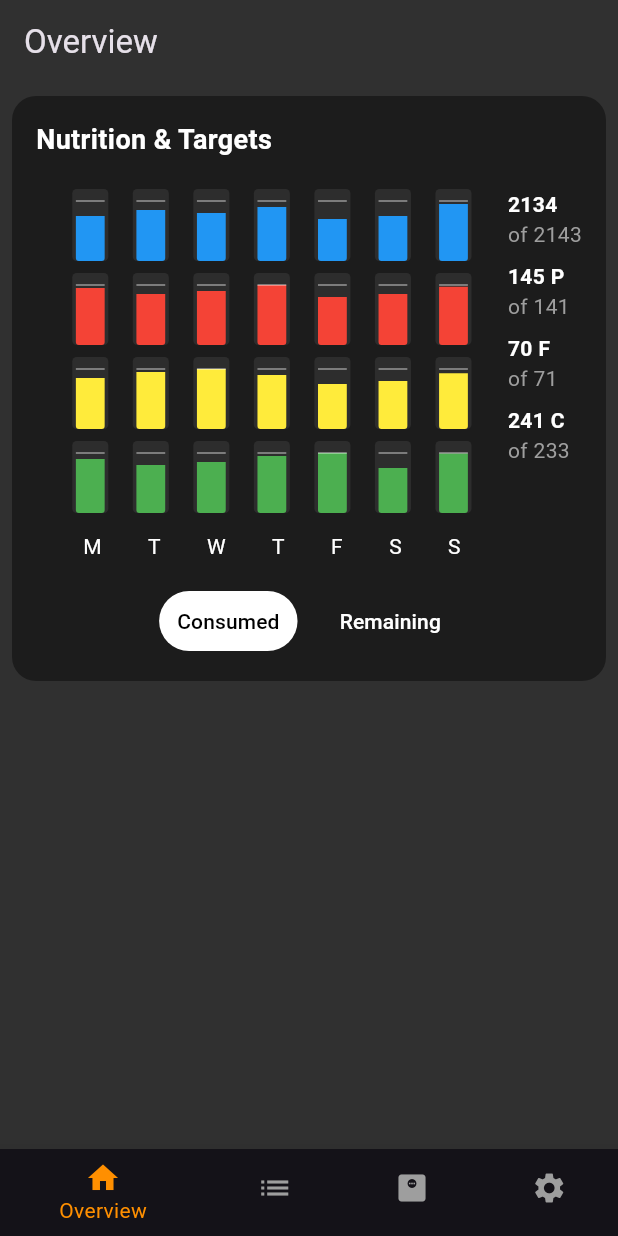
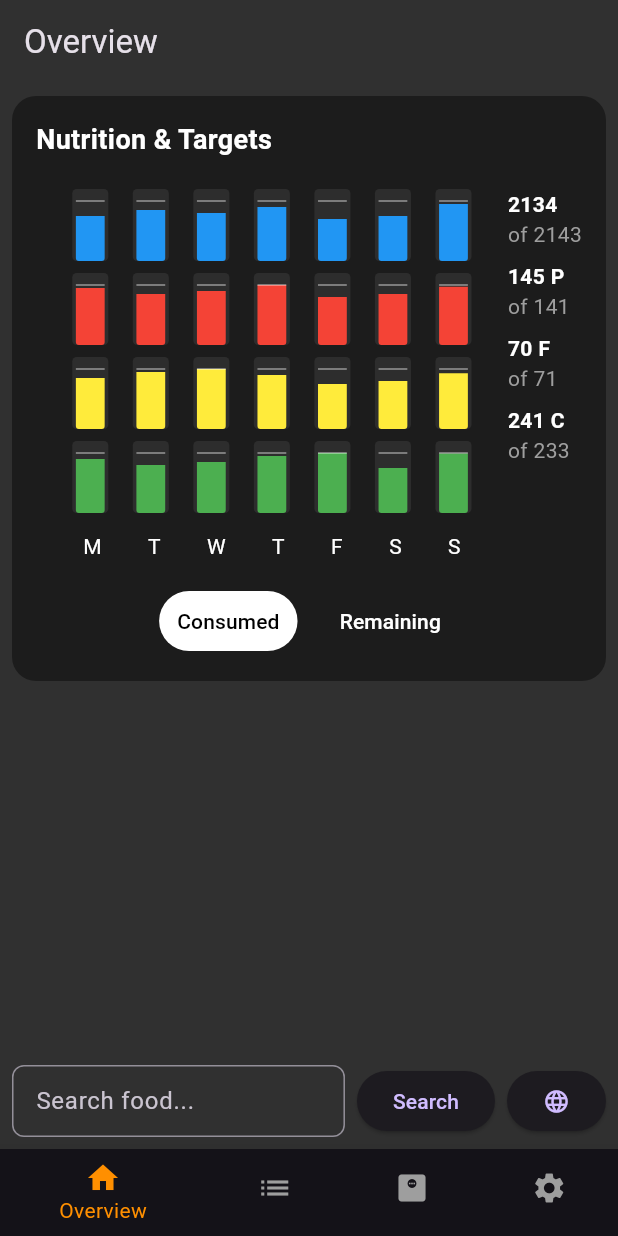
Before and after one commit to chadat23/free_cal_counter1, a Flutter app: the screen it shows after launch, on a phone screen of 412 x 824 dp. Run offline on Flutter 3.47's test engine with Material 3 defaults, Android fonts, the phone set to English and light mode, and no system bars.

Commit message:
Search bar added

```diff
--- a/lib/config/app_colors.dart
+++ b/lib/config/app_colors.dart
@@ -1,6 +1,6 @@
 import 'package:flutter/material.dart';
 
 class AppColors {
-  static const Color largeWidgetBackground = Color(0xFF1C1C1C); // A dark gray
-  static const Color smallWidgetBackground = Color(0xFF2D2D2D); // Slightly lighter than chartBackground
+  static const Color largeWidgetBackground = Color(0xFF1C1C1C);
+  static const Color smallWidgetBackground = Color(0xFF2D2D2D);
 }
--- a/lib/screens/overview_screen.dart
+++ b/lib/screens/overview_screen.dart
@@ -1,6 +1,7 @@
 import 'package:flutter/material.dart';
 import 'package:free_cal_counter1/widgets/nutrition_targets_overview_chart.dart';
 import 'package:free_cal_counter1/widgets/screen_background.dart';
+import 'package:free_cal_counter1/widgets/food_search_ribbon.dart';
 import 'package:free_cal_counter1/models/nutrition_target.dart';
 
 class OverviewScreen extends StatelessWidget {
@@ -49,12 +50,21 @@ class OverviewScreen extends StatelessWidget {
         backgroundColor: Colors.transparent,
         elevation: 0,
       ),
-      child: ListView(
+      child: Column(
         children: [
-          Padding(
-            padding: const EdgeInsets.all(8.0),
-            child: NutritionTargetsOverviewChart(nutritionData: nutritionData),
+          Expanded(
+            child: ListView(
+              children: [
+                Padding(
+                  padding: const EdgeInsets.all(8.0),
+                  child: NutritionTargetsOverviewChart(
+                    nutritionData: nutritionData,
+                  ),
+                ),
+              ],
+            ),
           ),
+          const FoodSearchRibbon(),
         ],
       ),
     );
--- a/lib/screens/weight_screen.dart
+++ b/lib/screens/weight_screen.dart
@@ -6,8 +6,6 @@ class WeightScreen extends StatelessWidget {
 
   @override
   Widget build(BuildContext context) {
-    return const ScreenBackground(
-      child: Center(child: Text('Weight Screen')),
-    );
+    return const ScreenBackground(child: Center(child: Text('Weight Screen')));
   }
 }
--- /dev/null
+++ b/lib/widgets/food_search_ribbon.dart
@@ -0,0 +1,41 @@
+import 'package:flutter/material.dart';
+
+class FoodSearchRibbon extends StatelessWidget {
+  const FoodSearchRibbon({super.key});
+
+  @override
+  Widget build(BuildContext context) {
+    return Padding(
+      padding: const EdgeInsets.all(8.0),
+      child: Row(
+        children: [
+          Expanded(
+            child: TextField(
+              decoration: InputDecoration(
+                hintText: 'Search food...',
+                border: OutlineInputBorder(
+                  borderRadius: BorderRadius.circular(8.0),
+                ),
+                contentPadding: const EdgeInsets.symmetric(horizontal: 12.0),
+              ),
+            ),
+          ),
+          const SizedBox(width: 8.0),
+          ElevatedButton(
+            onPressed: () {
+              // TODO: Implement Add button functionality
+            },
+            child: const Text('Search'),
+          ),
+          const SizedBox(width: 8.0),
+          ElevatedButton(
+            onPressed: () {
+              // TODO: Implement Globe button functionality (OFF search)
+            },
+            child: const Icon(Icons.language), // Globe icon
+          ),
+        ],
+      ),
+    );
+  }
+}
--- a/lib/widgets/nutrition_targets_overview_chart.dart
+++ b/lib/widgets/nutrition_targets_overview_chart.dart
@@ -6,14 +6,10 @@ import 'package:free_cal_counter1/models/nutrition_target.dart';
 class NutritionTargetsOverviewChart extends StatelessWidget {
   final List<NutritionTarget> nutritionData;
 
-  const NutritionTargetsOverviewChart({
-    super.key,
-    required this.nutritionData,
-  });
+  const NutritionTargetsOverviewChart({super.key, required this.nutritionData});
 
   @override
   Widget build(BuildContext context) {
-
     final weekdays = ['M', 'T', 'W', 'T', 'F', 'S', 'S'];
 
     return Container(
@@ -61,15 +57,15 @@ class NutritionTargetsOverviewChart extends StatelessWidget {
                           children: List.generate(nutritionData.length, (
                             nutrientIndex,
                           ) {
-                            final NutritionTarget data = nutritionData[nutrientIndex];
+                            final NutritionTarget data =
+                                nutritionData[nutrientIndex];
                             return Padding(
                               padding: const EdgeInsets.symmetric(
                                 vertical: 4.0,
                               ),
                               child: MiniBarChart(
                                 value:
-                                    data.dailyValues[dayIndex] *
-                                    data.maxValue,
+                                    data.dailyValues[dayIndex] * data.maxValue,
                                 maxValue: data.maxValue,
                                 color: data.color,
                               ),
```
Also changed, not shown: lib/screens/log_screen.dart (+7 -1 lines), lib/widgets/mini_bar_chart.dart (+31 -13 lines), 4 other files.
